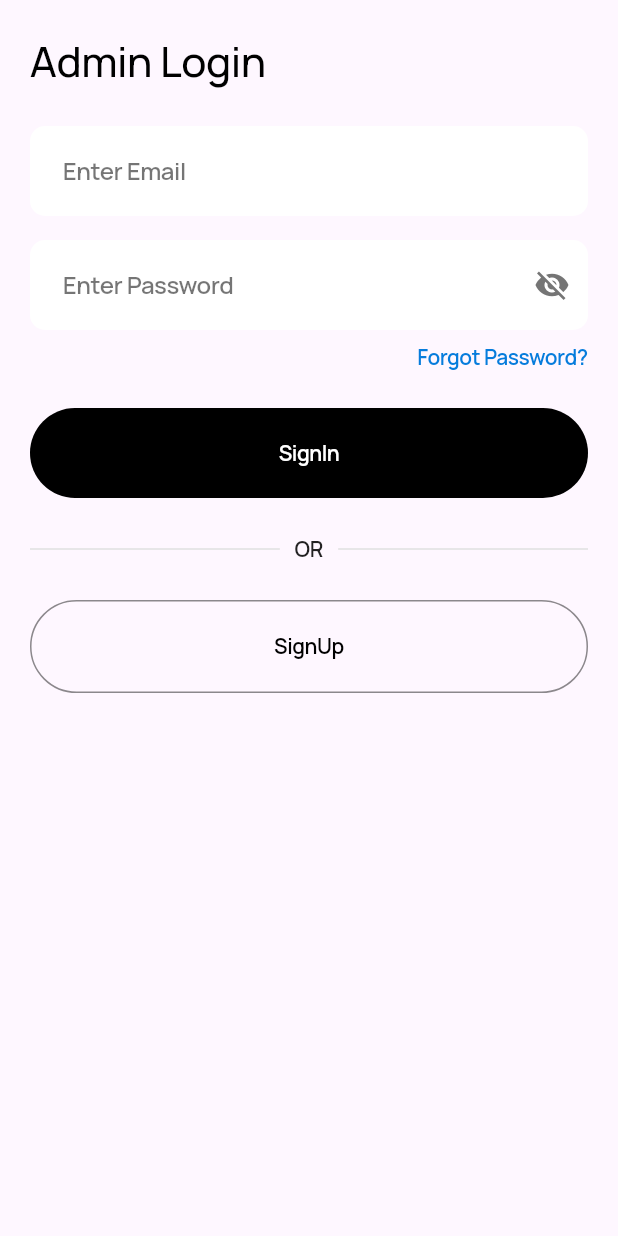
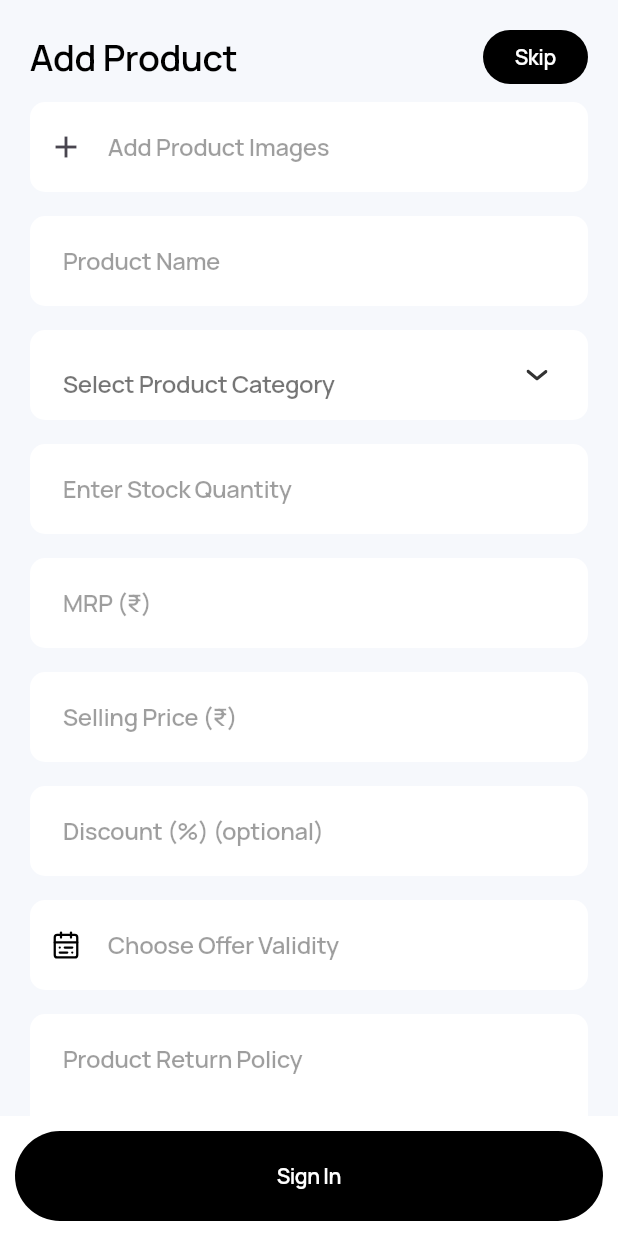
Before and after one commit to funflutter/admin_new, a Flutter app: the screen it shows after launch, on a phone screen of 412 x 824 dp. Run offline on Flutter 3.47's test engine with Material 3 defaults, Android fonts, the phone set to English and light mode, and no system bars; our stand-ins replace dropdown_button2, flutter_svg, google_fonts, google_nav_bar, heroicons.

Commit message:
product creation screen implemented

```diff
--- a/lib/components/dropdown_field.dart
+++ b/lib/components/dropdown_field.dart
@@ -27,16 +27,19 @@ class MyDropdownField extends StatelessWidget {
         ),
         offset: const Offset(0, -4),
       ),
+      isExpanded: true,
       decoration: InputDecoration(
         hintText: hintText,
         iconColor: Colors.transparent,
         fillColor: Color(0xffFFFFFF),
+        hintTextDirection: TextDirection.ltr,
         filled: true,
         hintStyle: AppFonts.Medium16(Colors.black54),
         contentPadding: const EdgeInsets.symmetric(
           vertical: 18,
           horizontal: 18,
         ),
+        alignLabelWithHint: true,
         border: OutlineInputBorder(
           borderRadius: BorderRadius.circular(10),
         ),
@@ -67,10 +70,12 @@ class MyDropdownField extends StatelessWidget {
       ),
       iconStyleData: IconStyleData(
         icon: SizedBox(
-          child: SvgPicture.asset(
-            'assets/svg/arrow_down.svg',
-            height: 8,
-            width: 8,
+          height: 24,
+          width: 24,
+          child: Center(
+            child: SvgPicture.asset(
+              'assets/svg/arrow_down.svg',
+            ),
           ),
         ),
       ),
--- a/lib/components/login_textfields.dart
+++ b/lib/components/login_textfields.dart
@@ -7,8 +7,8 @@ class LoginTextfields extends StatefulWidget {
   final TextEditingController? controller;
   final String? labelText;
   final bool isPassword;
-  final bool expands;
-
+  final bool conatinerExpand;
+  final Widget? prefixIcon;
   final String? containerHeight;
 
   const LoginTextfields({
@@ -18,8 +18,9 @@ class LoginTextfields extends StatefulWidget {
     this.validator,
     this.labelText,
     this.isPassword = false,
-    this.expands = false,
+    this.conatinerExpand = false,
     this.containerHeight,
+    this.prefixIcon,
   });
 
   @override
@@ -39,9 +40,8 @@ class _LoginTextfieldsState extends State<LoginTextfields> {
   @override
   Widget build(BuildContext context) {
     return TextFormField(
-      maxLines: widget.expands ? null : 1,
+      maxLines: widget.conatinerExpand ? 4 : 1,
       textAlign: TextAlign.left,
-      expands: widget.expands,
       textAlignVertical: TextAlignVertical.top,
       autovalidateMode: AutovalidateMode.onUserInteraction,
       controller: widget.controller,
@@ -49,12 +49,14 @@ class _LoginTextfieldsState extends State<LoginTextfields> {
       obscureText: widget.isPassword ? _obscureText : false,
       style: AppFonts.Medium16(Colors.black),
       decoration: InputDecoration(
+        prefixIcon: widget.prefixIcon,
         alignLabelWithHint: true,
         fillColor: Color(0xffFFFFFF),
         filled: true,
+        hintText: widget.hintText,
         hintStyle: AppFonts.Medium16(Colors.black38),
         labelText: widget.labelText,
-        labelStyle: AppFonts.Medium16(Colors.black54),
+        labelStyle: AppFonts.Medium16(Colors.black38),
         contentPadding: const EdgeInsets.symmetric(
           vertical: 18,
           horizontal: 18,
--- a/lib/components/my_button_1.dart
+++ b/lib/components/my_button_1.dart
@@ -5,12 +5,22 @@ class MyButtonOne extends StatelessWidget {
   final void Function()? onTap;
   final String text;
   final TextStyle? style;
+  final Color? color;
+  final Color? textColor;
+  final BoxBorder? border;
+  final double? height;
+  final double? width;
 
   const MyButtonOne({
     super.key,
     required this.onTap,
     required this.text,
     this.style,
+    this.color,
+    this.textColor,
+    this.border,
+    this.height,
+    this.width,
   });
 
   @override
@@ -18,16 +28,20 @@ class MyButtonOne extends StatelessWidget {
     return GestureDetector(
       onTap: onTap,
       child: Container(
-        width: double.infinity,
-        padding: EdgeInsets.all(20),
+        height: height,
+        width: width,
+        // padding: EdgeInsets.all(20),
         decoration: BoxDecoration(
-          color: Colors.black,
+          border: border,
+          color: color,
           borderRadius: BorderRadius.circular(100),
         ),
-        child: Text(
-          textAlign: TextAlign.center,
-          text,
-          style: AppFonts.Medium14(Colors.white),
+        child: Center(
+          child: Text(
+            // textAlign: TextAlign.center,
+            text,
+            style: AppFonts.Medium14(textColor),
+          ),
         ),
       ),
     );
--- a/lib/main.dart
+++ b/lib/main.dart
@@ -1,4 +1,5 @@
-import 'package:admin_ecom/pages/login_page.dart';
+
+import 'package:admin_ecom/pages/product_create.dart';
 import 'package:flutter/material.dart';
 
 void main() {
@@ -12,7 +13,7 @@ class MyApp extends StatelessWidget {
   Widget build(BuildContext context) {
     return MaterialApp(
       debugShowCheckedModeBanner: false,
-      home: LoginPage(),
+      home: ProductCreate(),
     );
   }
 }
--- a/lib/pages/login_page.dart
+++ b/lib/pages/login_page.dart
@@ -1,6 +1,5 @@
 import 'package:admin_ecom/components/login_textfields.dart';
 import 'package:admin_ecom/components/my_button_1.dart';
-import 'package:admin_ecom/components/my_button_2.dart';
 import 'package:admin_ecom/pages/register_company.dart';
 import 'package:admin_ecom/pages/signup_page.dart';
 import 'package:admin_ecom/responsive.dart';
@@ -25,6 +24,7 @@ class _LoginPageState extends State<LoginPage> {
     height = MediaQuery.sizeOf(context).height;
     width = MediaQuery.sizeOf(context).width;
     return Scaffold(
+      backgroundColor: Color(0xffF9FBFF),
       body: SafeArea(
         child: SingleChildScrollView(
           padding: EdgeInsets.all(20.0),
@@ -33,10 +33,11 @@ class _LoginPageState extends State<LoginPage> {
             child: Column(
               crossAxisAlignment: CrossAxisAlignment.start,
               children: [
+                SizedBox(height: height / 4),
                 // Message
                 Text(
                   "Admin Login",
-                  style: AppFonts.Regular28(Colors.black),
+                  style: AppFonts.Medium28(Colors.black),
                 ),
 
                 const SizedBox(height: 24),
@@ -91,7 +92,9 @@ class _LoginPageState extends State<LoginPage> {
 
                 // sign in button
                 MyButtonOne(
-                  text: "SignIn",
+                  color: Colors.black,
+                  textColor: Colors.white,
+                  text: "Sign In",
                   onTap: () => Navigator.push(
                     context,
                     MaterialPageRoute(
@@ -132,8 +135,11 @@ class _LoginPageState extends State<LoginPage> {
                 const SizedBox(height: 24),
 
                 // sign up button
-                MyButtonTwo(
-                  text: "SignUp",
+                MyButtonOne(
+                  color: Colors.white,
+                  textColor: Colors.black,
+                  border: Border.all(color: Colors.black),
+                  text: "Sign Up",
                   onTap: () => Navigator.push(
                     context,
                     MaterialPageRoute(
--- /dev/null
+++ b/lib/pages/product_create.dart
@@ -0,0 +1,156 @@
+import 'package:admin_ecom/components/dropdown_field.dart';
+import 'package:admin_ecom/components/login_textfields.dart';
+import 'package:admin_ecom/components/my_button_1.dart';
+import 'package:admin_ecom/pages/register_company.dart';
+import 'package:admin_ecom/responsive.dart';
+import 'package:admin_ecom/theme/global_font.dart';
+import 'package:flutter/material.dart';
+import 'package:flutter_svg/svg.dart';
+
+class ProductCreate extends StatelessWidget {
+  const ProductCreate({super.key});
+
+  @override
+  Widget build(BuildContext context) {
+    height = MediaQuery.sizeOf(context).height;
+    width = MediaQuery.sizeOf(context).width;
+    return Scaffold(
+      bottomSheet: Container(
+        color: Colors.white,
+        height: 80,
+        padding: EdgeInsets.all(10),
+        child: MyButtonOne(
+          // height: 50,
+          color: Colors.black,
+          textColor: Colors.white,
+          text: "Sign In",
+          onTap: () {
+            Navigator.push(
+              context,
+              MaterialPageRoute(
+                builder: (context) => RegisterCompany(),
+              ),
+            );
+          },
+        ),
+      ),
+      backgroundColor: Color(0xffF6F8FC),
+      body: SafeArea(
+        child: Form(
+          // key: _formKey,
+          child: Padding(
+            padding: const EdgeInsets.all(20.0),
+            child: Column(
+              crossAxisAlignment: CrossAxisAlignment.start,
+              children: [
+                // message
+                Row(
+                  mainAxisAlignment: MainAxisAlignment.spaceBetween,
+                  children: [
+                    Text(
+                      "Add Product",
+                      style: AppFonts.Medium24(Colors.black),
+                    ),
+                    MyButtonOne(
+                      onTap: () {},
+                      text: 'Skip',
+                      height: 36,
+                      width: 70,
+                      color: Colors.black,
+                      textColor: Colors.white,
+                      style: AppFonts.Medium18(Colors.black),
+                    ),
+                  ],
+                ),
+
+                SizedBox(height: 12),
+
+                Flexible(
+                  child: SingleChildScrollView(
+                    child: Column(
+                      spacing: 16,
+                      children: [
+                        // company name
+                        LoginTextfields(
+                          prefixIcon: Icon(Icons.add),
+                          // hintText: "Enter Company Name",
+                          hintText: "Add Product Images",
+                          // controller: companyNameController,
+                        ),
+
+                        // SizedBox(height: 16),
+
+                        // company name
+                        LoginTextfields(
+                          //  hintText: "Enter Email Id",
+                          labelText: "Product Name",
+                          // controller: companyEmailController,
+                        ),
+
+                        MyDropdownField(
+                          hintText: 'Select Product Category',
+                        ),
+                        LoginTextfields(
+                          //  hintText: "Enter Email Id",
+                          labelText: "Enter Stock Quantity",
+                          // controller: companyEmailController,
+                        ),
+                        LoginTextfields(
+                          //  hintText: "Enter Email Id",
+                          labelText: "MRP (₹)",
+                          // controller: companyEmailController,
+                        ),
+                        LoginTextfields(
+                          //  hintText: "Enter Email Id",
+                          labelText: "Selling Price (₹)",
+                          // controller: companyEmailController,
+                        ),
+                        LoginTextfields(
+                          //  hintText: "Enter Email Id",
+                          labelText: "Discount (%) (optional)",
+                          // controller: companyEmailController,
+                        ),
+
+                        AbsorbPointer(
+                          child: LoginTextfields(
+                            prefixIcon: SizedBox(
+                              height: 28,
+                              width: 28,
+                              child: Center(
+                                child:
+                                    SvgPicture.asset('assets/svg/calender.svg'),
+                              ),
+                            ),
+                            //  hintText: "Enter Email Id",
+                            labelText: "Choose Offer Validity",
+                            // controller: companyEmailController,
+                          ),
+                        ),
+                        LoginTextfields(
+                          conatinerExpand: true,
+                          labelText: "Product Return Policy",
+                        ),
+                        LoginTextfields(
+                          conatinerExpand: true,
+                          labelText: "Product Short Description",
+                        ),
+                        LoginTextfields(
+                          conatinerExpand: true,
+                          labelText: "Product Detail Description",
+                        ),
+                        LoginTextfields(
+                          labelText: "Delivery Charges (₹)",
+                        ),
+                        SizedBox(height: 60),
+                      ],
+                    ),
+                  ),
+                ),
+              ],
+            ),
+          ),
+        ),
+      ),
+    );
+  }
+}
--- a/lib/pages/register_company.dart
+++ b/lib/pages/register_company.dart
@@ -40,11 +40,11 @@ class _RegisterCompanyState extends State<RegisterCompany> {
                   style: AppFonts.Medium24(Colors.black),
                 ),
 
-                // SizedBox(height: 24),
+                SizedBox(height: 12),
 
                 // company name
                 LoginTextfields(
-                  hintText: "Enter Company Name",
+                  // hintText: "Enter Company Name",
                   labelText: "Enter Company Name",
                   controller: companyNameController,
                 ),
@@ -53,7 +53,7 @@ class _RegisterCompanyState extends State<RegisterCompany> {
 
                 // company name
                 LoginTextfields(
-                  hintText: "Enter Email Id",
+                  //  hintText: "Enter Email Id",
                   labelText: "Enter Email Id",
                   controller: companyEmailController,
                 ),
@@ -62,7 +62,7 @@ class _RegisterCompanyState extends State<RegisterCompany> {
 
                 // company name
                 LoginTextfields(
-                  hintText: "Enter Phone No",
+                  // hintText: "Enter Phone No",
                   labelText: "Enter Phone No",
                   controller: companyPhoneController,
                 ),
@@ -85,6 +85,11 @@ class _RegisterCompanyState extends State<RegisterCompany> {
                 ),
 
                 LoginTextfields(
+                  labelText: "Address",
+                  conatinerExpand: true,
+                ),
+
+                LoginTextfields(
                   labelText: "Pincode",
                   controller: companyPhoneController,
                 ),
--- a/lib/pages/signup_page.dart
+++ b/lib/pages/signup_page.dart
@@ -1,6 +1,5 @@
 import 'package:admin_ecom/components/login_textfields.dart';
 import 'package:admin_ecom/components/my_button_1.dart';
-import 'package:admin_ecom/components/my_button_2.dart';
 import 'package:admin_ecom/pages/login_page.dart';
 import 'package:admin_ecom/responsive.dart';
 import 'package:admin_ecom/theme/global_font.dart';
@@ -25,6 +24,7 @@ class _SignupPageState extends State<SignupPage> {
     height = MediaQuery.sizeOf(context).height;
     width = MediaQuery.sizeOf(context).width;
     return Scaffold(
+      backgroundColor: Color(0xffF9FBFF),
       body: SafeArea(
         child: SingleChildScrollView(
           padding: EdgeInsets.all(20),
@@ -33,10 +33,11 @@ class _SignupPageState extends State<SignupPage> {
             child: Column(
               crossAxisAlignment: CrossAxisAlignment.start,
               children: [
+                SizedBox(height: height / 4),
                 // Message
                 Text(
                   "Admin SignUp",
-                  style: AppFonts.Regular28(Colors.black),
+                  style: AppFonts.Medium24(Colors.black),
                 ),
                 const SizedBox(height: 24),
 
@@ -92,7 +93,9 @@ class _SignupPageState extends State<SignupPage> {
 
                 // sign in button
                 MyButtonOne(
-                  text: "SignUp",
+                  color: Colors.black,
+                  textColor: Colors.white,
+                  text: "Sign Up",
                   onTap: () => Navigator.push(
                     context,
                     MaterialPageRoute(
@@ -133,8 +136,11 @@ class _SignupPageState extends State<SignupPage> {
                 const SizedBox(height: 24),
 
                 // sign up button
-                MyButtonTwo(
-                  text: "SignIn",
+                MyButtonOne(
+                  color: Colors.white,
+                  textColor: Colors.black,
+                  border: Border.all(color: Colors.black),
+                  text: "Sign In",
                   onTap: () => Navigator.push(
                     context,
                     MaterialPageRoute(
--- a/lib/theme/global_font.dart
+++ b/lib/theme/global_font.dart
@@ -3,28 +3,28 @@ import 'package:google_fonts/google_fonts.dart';
 
 class AppFonts {
   // font - 32
-  static TextStyle regular32(Color color) => GoogleFonts.manrope(
+  static TextStyle regular32(Color? color) => GoogleFonts.manrope(
         fontSize: 32,
         fontWeight: FontWeight.w500,
         letterSpacing: -0.3,
         color: color,
       );
 
-  static TextStyle Medium32(Color color) => GoogleFonts.manrope(
+  static TextStyle Medium32(Color? color) => GoogleFonts.manrope(
         fontSize: 32,
         fontWeight: FontWeight.w600,
         letterSpacing: -0.3,
         color: color,
       );
 
-  static TextStyle semibold32(Color color) => GoogleFonts.manrope(
+  static TextStyle semibold32(Color? color) => GoogleFonts.manrope(
         fontSize: 32,
         fontWeight: FontWeight.w700,
         letterSpacing: -0.3,
         color: color,
       );
 
-  static TextStyle bold32(Color color) => GoogleFonts.manrope(
+  static TextStyle bold32(Color? color) => GoogleFonts.manrope(
         fontSize: 32,
         fontWeight: FontWeight.w800,
         letterSpacing: -0.3,
@@ -32,28 +32,28 @@ class AppFonts {
       );
 
   // font - 28
-  static TextStyle Regular28(Color color) => GoogleFonts.manrope(
+  static TextStyle Regular28(Color? color) => GoogleFonts.manrope(
         fontSize: 28,
         fontWeight: FontWeight.w500,
         letterSpacing: -0.3,
         color: color,
       );
 
-  static TextStyle Medium28(Color color) => GoogleFonts.manrope(
+  static TextStyle Medium28(Color? color) => GoogleFonts.manrope(
         fontSize: 28,
         fontWeight: FontWeight.w600,
         letterSpacing: -0.3,
         color: color,
       );
 
-  static TextStyle semibold28(Color color) => GoogleFonts.manrope(
+  static TextStyle semibold28(Color? color) => GoogleFonts.manrope(
         fontSize: 28,
         fontWeight: FontWeight.w700,
         letterSpacing: -0.3,
         color: color,
       );
 
-  static TextStyle bold28(Color color) => GoogleFonts.manrope(
+  static TextStyle bold28(Color? color) => GoogleFonts.manrope(
         fontSize: 28,
         fontWeight: FontWeight.w800,
         letterSpacing: -0.3,
@@ -61,28 +61,28 @@ class AppFonts {
       );
 
   // font - 24
-  static TextStyle Regular24(Color color) => GoogleFonts.manrope(
+  static TextStyle Regular24(Color? color) => GoogleFonts.manrope(
         fontSize: 24,
         fontWeight: FontWeight.w500,
         letterSpacing: -0.3,
         color: color,
       );
 
-  static TextStyle Medium24(Color color) => GoogleFonts.manrope(
+  static TextStyle Medium24(Color? color) => GoogleFonts.manrope(
         fontSize: 24,
         fontWeight: FontWeight.w600,
         letterSpacing: -0.3,
         color: color,
       );
 
-  static TextStyle semibold24(Color color) => GoogleFonts.manrope(
+  static TextStyle semibold24(Color? color) => GoogleFonts.manrope(
         fontSize: 24,
         fontWeight: FontWeight.w700,
         letterSpacing: -0.3,
         color: color,
       );
 
-  static TextStyle bold24(Color color) => GoogleFonts.manrope(
+  static TextStyle bold24(Color? color) => GoogleFonts.manrope(
         fontSize: 24,
         fontWeight: FontWeight.w800,
         letterSpacing: -0.3,
@@ -90,28 +90,28 @@ class AppFonts {
       );
 
   // font - 20
-  static TextStyle Regular20(Color color) => GoogleFonts.manrope(
+  static TextStyle Regular20(Color? color) => GoogleFonts.manrope(
         fontSize: 20,
         fontWeight: FontWeight.w500,
         letterSpacing: -0.3,
         color: color,
       );
 
-  static TextStyle Medium20(Color color) => GoogleFonts.manrope(
+  static TextStyle Medium20(Color? color) => GoogleFonts.manrope(
         fontSize: 20,
         fontWeight: FontWeight.w600,
         letterSpacing: -0.3,
         color: color,
       );
 
-  static TextStyle semibold20(Color color) => GoogleFonts.manrope(
+  static TextStyle semibold20(Color? color) => GoogleFonts.manrope(
         fontSize: 20,
         fontWeight: FontWeight.w700,
         letterSpacing: -0.3,
         color: color,
       );
 
-  static TextStyle bold20(Color color) => GoogleFonts.manrope(
+  static TextStyle bold20(Color? color) => GoogleFonts.manrope(
         fontSize: 20,
         fontWeight: FontWeight.w800,
         letterSpacing: -0.3,
@@ -119,28 +119,28 @@ class AppFonts {
       );
 
   // font - 18
-  static TextStyle Regular18(Color color) => GoogleFonts.manrope(
+  static TextStyle Regular18(Color? color) => GoogleFonts.manrope(
         fontSize: 18,
         fontWeight: FontWeight.w500,
         letterSpacing: -0.3,
         color: color,
       );
 
-  static TextStyle Medium18(Color color) => GoogleFonts.manrope(
+  static TextStyle Medium18(Color? color) => GoogleFonts.manrope(
         fontSize: 18,
         fontWeight: FontWeight.w600,
         letterSpacing: -0.3,
         color: color,
       );
 
-  static TextStyle semibold18(Color color) => GoogleFonts.manrope(
+  static TextStyle semibold18(Color? color) => GoogleFonts.manrope(
         fontSize: 18,
         fontWeight: FontWeight.w700,
         letterSpacing: -0.3,
         color: color,
       );
 
-  static TextStyle bold18(Color color) => GoogleFonts.manrope(
+  static TextStyle bold18(Color? color) => GoogleFonts.manrope(
         fontSize: 18,
         fontWeight: FontWeight.w800,
         letterSpacing: -0.3,
@@ -148,28 +148,28 @@ class AppFonts {
       );
 
   // font - 16
-  static TextStyle Regular16(Color color) => GoogleFonts.manrope(
+  static TextStyle Regular16(Color? color) => GoogleFonts.manrope(
         fontSize: 16,
         fontWeight: FontWeight.w500,
         letterSpacing: -0.3,
         color: color,
       );
 
-  static TextStyle Medium16(Color color) => GoogleFonts.manrope(
+  static TextStyle Medium16(Color? color) => GoogleFonts.manrope(
         fontSize: 16,
         fontWeight: FontWeight.w600,
         letterSpacing: -0.3,
         color: color,
       );
 
-  static TextStyle semibold16(Color color) => GoogleFonts.manrope(
+  static TextStyle semibold16(Color? color) => GoogleFonts.manrope(
         fontSize: 16,
         fontWeight: FontWeight.w700,
         letterSpacing: -0.3,
         color: color,
       );
 
-  static TextStyle bold16(Color color) => GoogleFonts.manrope(
+  static TextStyle bold16(Color? color) => GoogleFonts.manrope(
         fontSize: 16,
         fontWeight: FontWeight.w800,
         letterSpacing: -0.3,
@@ -177,28 +177,28 @@ class AppFonts {
       );
 
   // font - 14
-  static TextStyle Regular14(Color color) => GoogleFonts.manrope(
+  static TextStyle Regular14(Color? color) => GoogleFonts.manrope(
         fontSize: 14,
         fontWeight: FontWeight.w500,
         letterSpacing: -0.3,
         color: color,
       );
 
-  static TextStyle Medium14(Color color) => GoogleFonts.manrope(
+  static TextStyle Medium14(Color? color) => GoogleFonts.manrope(
         fontSize: 14,
         fontWeight: FontWeight.w600,
         letterSpacing: -0.3,
         color: color,
       );
 
-  static TextStyle semibold14(Color color) => GoogleFonts.manrope(
+  static TextStyle semibold14(Color? color) => GoogleFonts.manrope(
         fontSize: 14,
         fontWeight: FontWeight.w700,
         letterSpacing: -0.3,
         color: color,
       );
 
-  static TextStyle bold14(Color color) => GoogleFonts.manrope(
+  static TextStyle bold14(Color? color) => GoogleFonts.manrope(
         fontSize: 14,
         fontWeight: FontWeight.w800,
         letterSpacing: -0.3,
@@ -206,28 +206,28 @@ class AppFonts {
       );
 
   // font - 12
-  static TextStyle Regular12(Color color) => GoogleFonts.manrope(
+  static TextStyle Regular12(Color? color) => GoogleFonts.manrope(
         fontSize: 12,
         fontWeight: FontWeight.w500,
         letterSpacing: -0.3,
         color: color,
       );
 
-  static TextStyle Medium12(Color color) => GoogleFonts.manrope(
+  static TextStyle Medium12(Color? color) => GoogleFonts.manrope(
         fontSize: 12,
         fontWeight: FontWeight.w600,
         letterSpacing: -0.3,
         color: color,
       );
 
-  static TextStyle semibold12(Color color) => GoogleFonts.manrope(
+  static TextStyle semibold12(Color? color) => GoogleFonts.manrope(
         fontSize: 12,
         fontWeight: FontWeight.w700,
         letterSpacing: -0.3,
         color: color,
       );
 
-  static TextStyle bold12(Color color) => GoogleFonts.manrope(
+  static TextStyle bold12(Color? color) => GoogleFonts.manrope(
         fontSize: 12,
         fontWeight: FontWeight.w800,
         letterSpacing: -0.3,
```
Also changed, not shown: assets/svg/calender.svg (added), pubspec.lock.
